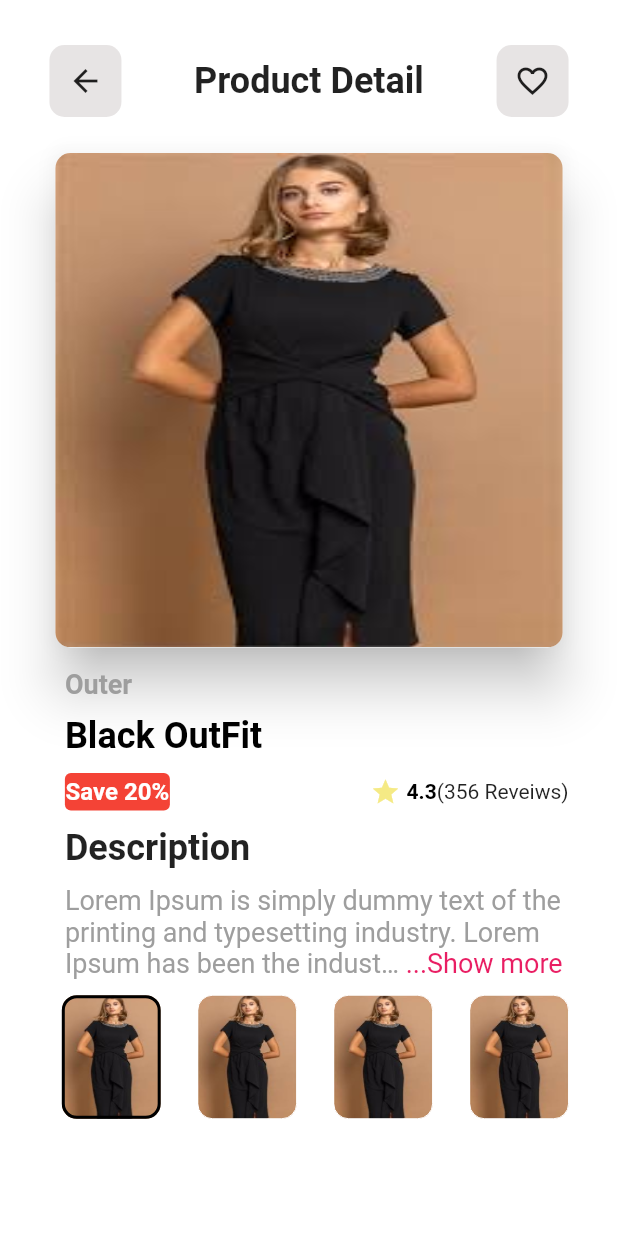
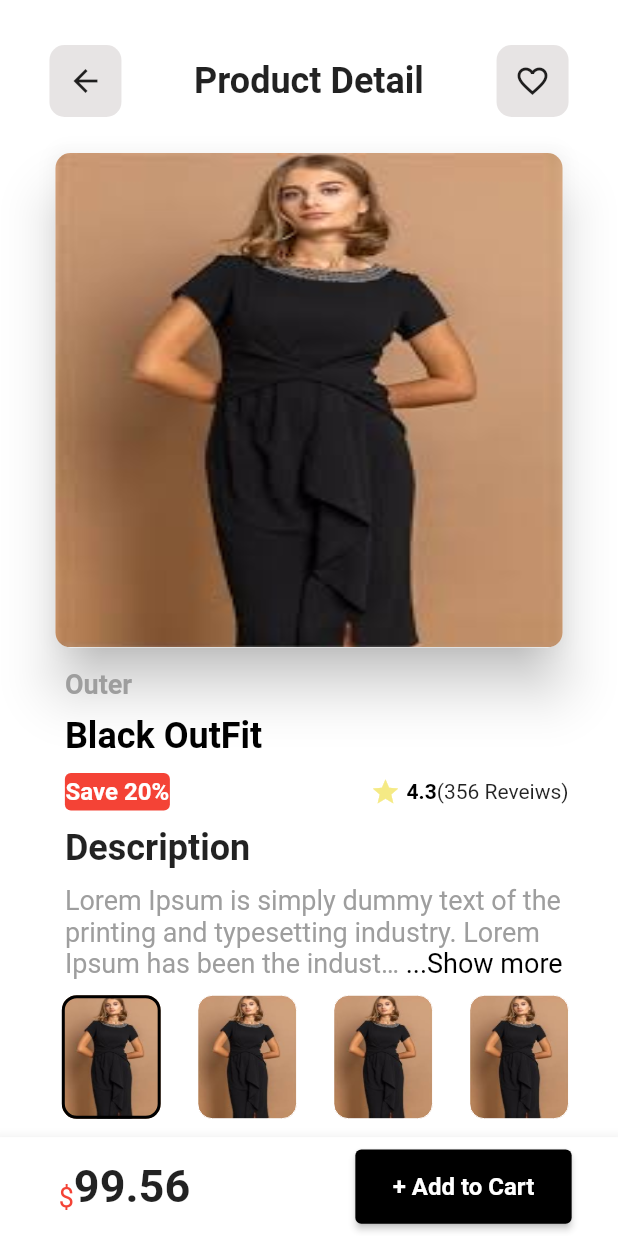
Before and after one commit to thesheerazali/e_commerce_app, a Flutter app: the screen it shows after launch, after a tap on "Black OutFit", on a phone screen of 412 x 824 dp. Run offline on Flutter 3.47's test engine with Material 2 defaults, Android fonts, the phone set to English and light mode, and no system bars; drawn by our look-alikes of readmore.

Commit message:
Detail Page UI completed

```diff
--- a/lib/screens/home_detail_page.dart
+++ b/lib/screens/home_detail_page.dart
@@ -21,6 +21,7 @@ class _DetailPageState extends State<DetailPage> {
   Widget build(BuildContext context) {
     Size size = MediaQuery.of(context).size;
     return Scaffold(
+      bottomNavigationBar: detailPageBottomNavigationBar(),
       backgroundColor: Colors.white,
       body: SafeArea(
           child: Padding(
@@ -152,7 +153,7 @@ class _DetailPageState extends State<DetailPage> {
                             const TextStyle(fontWeight: FontWeight.bold),
                         style:
                             const TextStyle(color: Colors.grey, fontSize: 18),
-                        colorClickableText: Colors.pink,
+                        colorClickableText: Colors.black,
                         trimMode: TrimMode.Line,
                         trimCollapsedText: '...Show more',
                         trimExpandedText: ' show less',
@@ -164,13 +165,62 @@ class _DetailPageState extends State<DetailPage> {
                     SelectPicture(
                       productdata: widget.productdata,
                     ),
+                    SizedBox(
+                      height: 20,
+                    )
                   ],
+                ),
+              ),
+            ),
+          ],
+        ),
+      )),
+    );
+  }
+
+  Widget detailPageBottomNavigationBar() {
+    Size size = MediaQuery.of(context).size;
+    return BottomAppBar(
+      height: size.height * .08,
+      color: Colors.white,
+      child: Padding(
+        padding: EdgeInsets.symmetric(horizontal: size.width * .075),
+        child: Row(
+          mainAxisAlignment: MainAxisAlignment.spaceBetween,
+          children: [
+            Padding(
+              padding: EdgeInsets.only(left: size.width * .02),
+              child: Wrap(
+                crossAxisAlignment: WrapCrossAlignment.end,
+                children: [
+                  const Text(
+                    "\$",
+                    style: TextStyle(color: Colors.red, fontSize: 18),
+                  ),
+                  Text(
+                    widget.productdata.price.toString(),
+                    style: TextStyle(fontSize: 30, fontWeight: FontWeight.bold),
+                  ),
+                ],
+              ),
+            ),
+            SizedBox(
+              height: size.height * .060,
+              width: size.width * .35,
+              child: ElevatedButton(
+                onPressed: () {},
+                style: const ButtonStyle(
+                  backgroundColor: MaterialStatePropertyAll(Colors.black),
+                ),
+                child: const Text(
+                  "+ Add to Cart",
+                  style: TextStyle(fontSize: 16, fontWeight: FontWeight.bold),
                 ),
               ),
             )
           ],
         ),
-      )),
+      ),
     );
   }
 }
```
